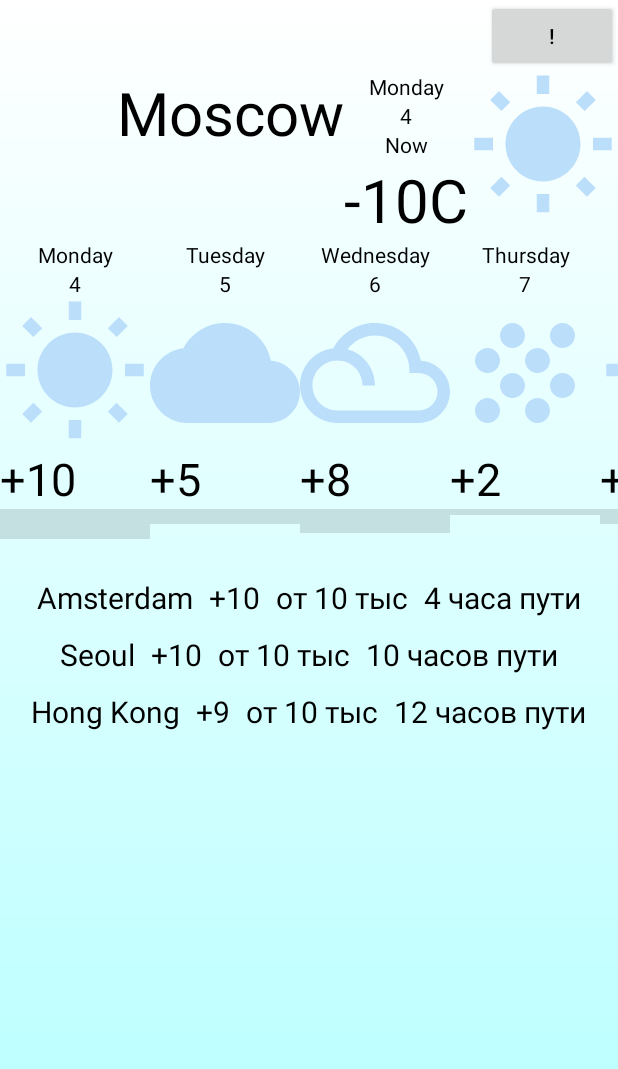
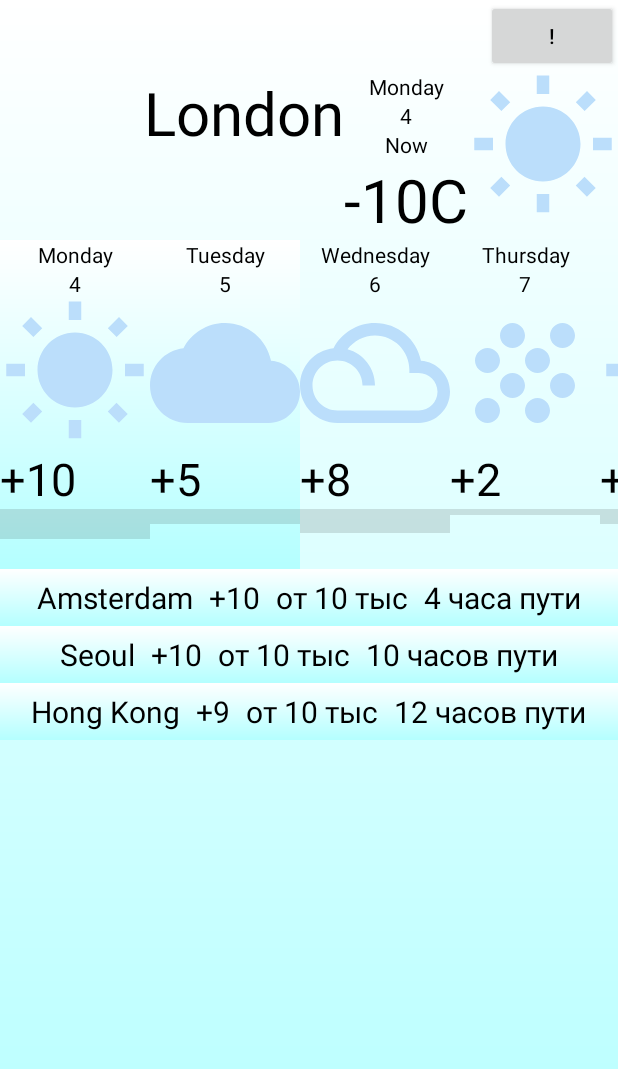
Before and after one commit to niww1919/AndroidBase, an Android app: the screen it shows after launch (MainActivity), on a phone screen of 412 x 824 dp. Shown: the top 1069 px of the screen. Run offline under Robolectric (Android 15) with nearby library versions, the phone set to English and light mode, and no system bars.

```diff
--- a/app/src/main/java/com/example/andoidbasecourse/MainActivity.java
+++ b/app/src/main/java/com/example/andoidbasecourse/MainActivity.java
@@ -25,7 +25,7 @@ public class MainActivity extends AppCompatActivity {
 
         super.onCreate(savedInstanceState);
         setContentView(R.layout.activity_main);
-//        (TextView)findViewById(R.id.editText).setTextDirection(WetherSettings.getCityName().);
+        ((TextView)findViewById(R.id.textView)).setText(WetherSettingsModel.getInstance().getCityName());
 
 //        aSwitch = findViewById(R.id.switch1);
 
--- /dev/null
+++ b/app/src/main/java/com/example/andoidbasecourse/WetherSettingsModel.java
@@ -0,0 +1,40 @@
+package com.example.andoidbasecourse;
+
+public class WetherSettingsModel {
+
+    String cityName = "London";
+    boolean show1 = true;
+    boolean show2 = false;
+
+    private static WetherSettingsModel instance;
+
+    public static WetherSettingsModel getInstance() {
+
+        instance = (instance == null) ? new WetherSettingsModel() : instance;
+        return instance;
+    }
+
+    public String getCityName() {
+        return cityName;
+    }
+
+    public void setCityName(String cityName) {
+        this.cityName = cityName;
+    }
+
+    public boolean isShow1() {
+        return show1;
+    }
+
+    public void setShow1(boolean show1) {
+        this.show1 = show1;
+    }
+
+    public boolean isShow2() {
+        return show2;
+    }
+
+    public void setShow2(boolean show2) {
+        this.show2 = show2;
+    }
+}
--- a/app/src/main/res/layout/activity_main.xml
+++ b/app/src/main/res/layout/activity_main.xml
@@ -137,7 +137,10 @@
             <LinearLayout
                 android:layout_width="match_parent"
                 android:layout_height="match_parent"
-                android:orientation="vertical">
+                android:orientation="vertical"
+                style="@style/styleOfListCity"
+
+                >
 
                 <TextView
                     android:id="@+id/textView13"
@@ -184,7 +187,10 @@
             <LinearLayout
                 android:layout_width="match_parent"
                 android:layout_height="match_parent"
-                android:orientation="vertical">
+                android:orientation="vertical"
+                style="@style/styleOfListCity"
+
+                >
 
                 <TextView
                     android:id="@+id/textView13"
@@ -479,7 +485,9 @@
             android:layout_width="match_parent"
             android:layout_height="wrap_content"
             android:gravity="center"
-            android:orientation="horizontal">
+            android:orientation="horizontal"
+            style="@style/styleOfListCity"
+            >
 
             <TextView
                 style="@style/styleOfListTV"
@@ -511,7 +519,10 @@
             android:layout_width="match_parent"
             android:layout_height="wrap_content"
             android:gravity="center"
-            android:orientation="horizontal">
+            android:orientation="horizontal"
+            style="@style/styleOfListCity"
+
+            >
 
             <TextView
                 style="@style/styleOfListTV"
@@ -544,7 +555,10 @@
             android:layout_width="match_parent"
             android:layout_height="wrap_content"
             android:gravity="center"
-            android:orientation="horizontal">
+            android:orientation="horizontal"
+            style="@style/styleOfListCity"
+
+            >
 
             <TextView
                 style="@style/styleOfListTV"
--- a/app/src/main/res/values/styles.xml
+++ b/app/src/main/res/values/styles.xml
@@ -48,5 +48,8 @@
 
     </style>
 
+    <style name="styleOfListCity">list_of_city
+        <item name="android:background">@drawable/gradient</item>
+    </style>
 
 </resources>
```
Also changed, not shown: app/src/main/java/com/example/andoidbasecourse/SettingsOfApp.java (+16 -0 lines), app/src/main/java/com/example/andoidbasecourse/WetherSettings.java (deleted, +0 -27 lines).
